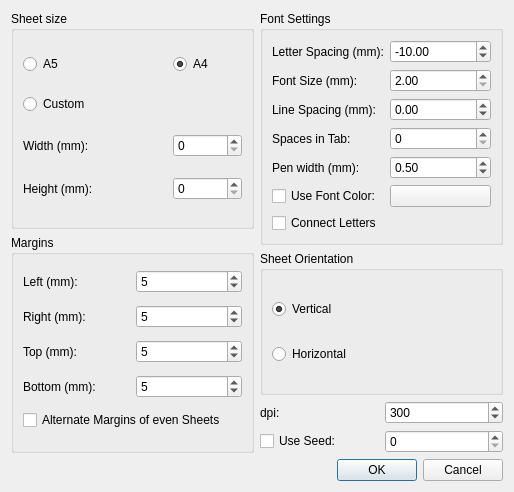
aizenbit/Scribbler, file preferencesdialog.ui: the form before one commit.
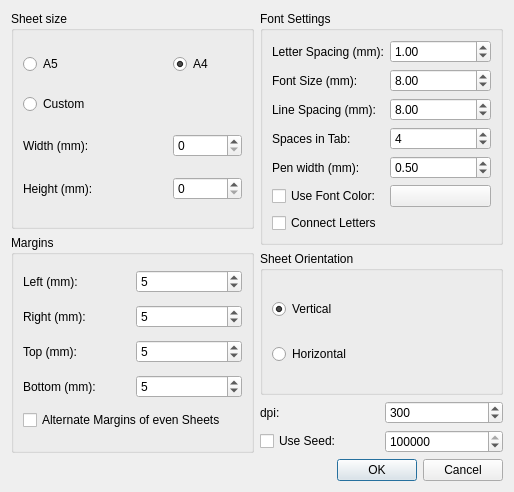
The form after the commit.

The edit to the form file:
```diff
--- a/preferencesdialog.ui
+++ b/preferencesdialog.ui
@@ -167,6 +167,9 @@
           <property name="maximum">
            <double>999.990000000000009</double>
           </property>
+          <property name="value">
+           <double>8.000000000000000</double>
+          </property>
          </widget>
         </item>
         <item row="2" column="0">
@@ -181,6 +184,9 @@
           <property name="minimum">
            <double>-99.000000000000000</double>
           </property>
+          <property name="value">
+           <double>8.000000000000000</double>
+          </property>
          </widget>
         </item>
         <item row="0" column="0">
@@ -199,7 +205,7 @@
            <double>999.000000000000000</double>
           </property>
           <property name="value">
-           <double>-10.000000000000000</double>
+           <double>1.000000000000000</double>
           </property>
          </widget>
         </item>
@@ -218,7 +224,11 @@
          </widget>
         </item>
         <item row="3" column="1">
-         <widget class="QSpinBox" name="spacesInTabSpinBox"/>
+         <widget class="QSpinBox" name="spacesInTabSpinBox">
+          <property name="value">
+           <number>4</number>
+          </property>
+         </widget>
         </item>
         <item row="6" column="0">
          <widget class="QCheckBox" name="connectLettersCheckBox">
@@ -327,7 +337,14 @@
         </widget>
        </item>
        <item>
-        <widget class="QSpinBox" name="seedSpinBox"/>
+        <widget class="QSpinBox" name="seedSpinBox">
+         <property name="maximum">
+          <number>12345678</number>
+         </property>
+         <property name="value">
+          <number>12345678</number>
+         </property>
+        </widget>
        </item>
       </layout>
      </item>
```
Left out of the diff: 6 changed lines with no effect on the pictures.
